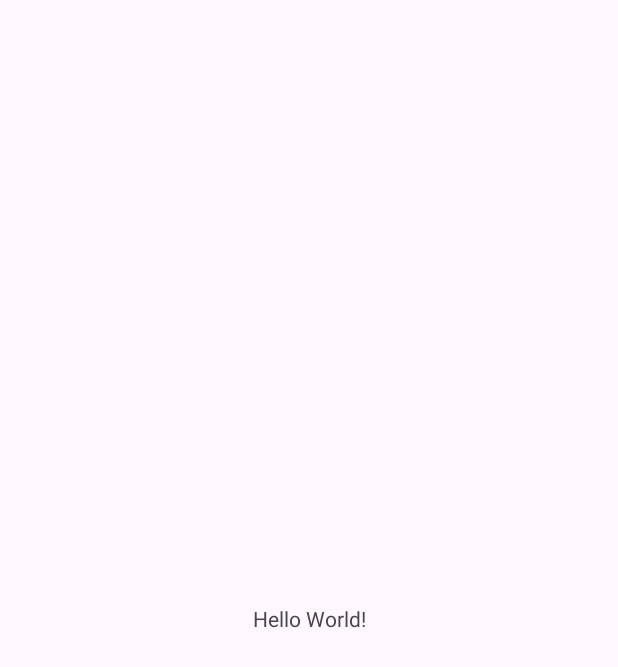
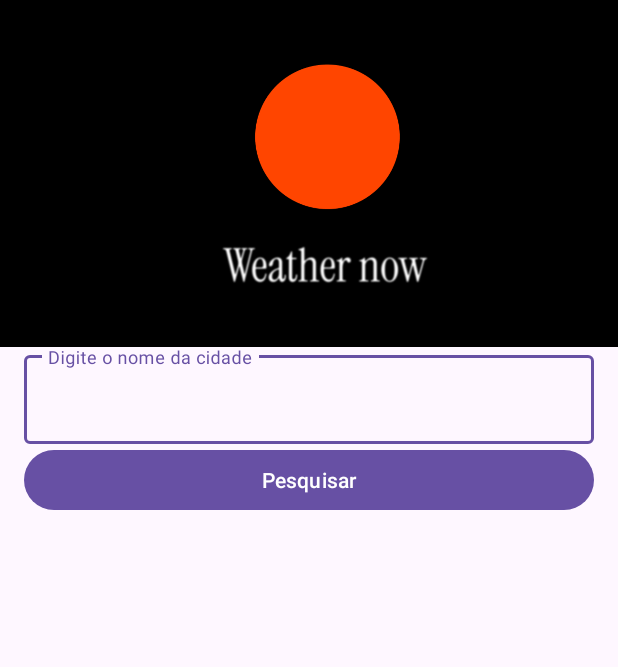
Before and after one commit to SamuelRocha91/kotlinWeatherApp, an Android app: the screen it shows after launch (MainActivity), on a phone screen of 412 x 824 dp. Before the commit the part shown is almost empty. Shown: the top 667 px of the screen. Run offline under Robolectric (Android 15) with nearby library versions, the phone set to English and light mode, and no system bars.

Commit message:
feat: cria layout da aplicação

```diff
--- a/app/src/main/res/layout/activity_main.xml
+++ b/app/src/main/res/layout/activity_main.xml
@@ -7,13 +7,101 @@
     android:layout_height="match_parent"
     tools:context=".MainActivity">
 
+    <ImageView
+        android:id="@+id/imageView5"
+        android:layout_width="0dp"
+        android:layout_height="0dp"
+        android:scaleType="centerCrop"
+        app:srcCompat="@drawable/logo"
+        app:layout_constraintTop_toTopOf="parent"
+        app:layout_constraintStart_toStartOf="parent"
+        app:layout_constraintEnd_toEndOf="parent"
+        app:layout_constraintDimensionRatio="1.78"
+        app:layout_constraintBottom_toTopOf="@id/textInputLayout"
+        android:layout_marginBottom="26dp" />
+
+    <!-- Campo de texto para entrada do usuário -->
+    <com.google.android.material.textfield.TextInputLayout
+        android:id="@+id/textInputLayout"
+        android:layout_width="0dp"
+        android:layout_height="wrap_content"
+        app:layout_constraintTop_toBottomOf="@id/imageView5"
+        app:layout_constraintStart_toStartOf="parent"
+        app:layout_constraintEnd_toEndOf="parent"
+        android:layout_marginHorizontal="16dp"
+        android:layout_marginBottom="16dp"
+        style="@style/Widget.MaterialComponents.TextInputLayout.OutlinedBox">
+
+        <com.google.android.material.textfield.TextInputEditText
+            android:id="@+id/input_city"
+            android:layout_width="match_parent"
+            android:layout_height="wrap_content"
+            android:layout_marginTop="10dp"
+            android:hint="Digite o nome da cidade"
+            android:inputType="text"
+            android:textColorHighlight="#070707"
+            android:textSize="18sp" />
+    </com.google.android.material.textfield.TextInputLayout>
+
+    <Button
+        android:id="@+id/search_btn"
+        android:layout_width="0dp"
+        android:layout_height="wrap_content"
+        android:text="Pesquisar"
+        app:layout_constraintTop_toBottomOf="@id/textInputLayout"
+        app:layout_constraintStart_toStartOf="parent"
+        app:layout_constraintEnd_toEndOf="parent"
+        android:layout_marginHorizontal="16dp"
+        android:layout_marginBottom="16dp" />
+
     <TextView
+        android:id="@+id/main_date_dt"
         android:layout_width="wrap_content"
         android:layout_height="wrap_content"
-        android:text="Hello World!"
-        app:layout_constraintBottom_toBottomOf="parent"
+        android:layout_marginTop="20dp"
+        android:textColor="#FF5722"
+        android:textSize="16sp"
         app:layout_constraintEnd_toEndOf="parent"
         app:layout_constraintStart_toStartOf="parent"
-        app:layout_constraintTop_toTopOf="parent" />
+        app:layout_constraintTop_toBottomOf="@+id/search_btn" />
+
+    <TextView
+        android:id="@+id/main_country_name"
+        android:layout_width="wrap_content"
+        android:layout_height="wrap_content"
+        android:textSize="18sp"
+        android:textStyle="bold"
+        app:layout_constraintEnd_toEndOf="parent"
+        app:layout_constraintStart_toStartOf="parent"
+        app:layout_constraintTop_toBottomOf="@+id/main_date_dt" />
+
+    <TextView
+        android:id="@+id/main_temp"
+        android:layout_width="wrap_content"
+        android:layout_height="wrap_content"
+        android:layout_marginTop="20dp"
+        android:textAlignment="center"
+        android:textSize="22sp"
+        android:textStyle="bold"
+        app:layout_constraintEnd_toEndOf="parent"
+        app:layout_constraintStart_toStartOf="parent"
+        app:layout_constraintTop_toBottomOf="@+id/main_country_name" />
+
+    <TextView
+        android:id="@+id/main_feels_live"
+        android:layout_width="wrap_content"
+        android:layout_height="wrap_content"
+        android:layout_marginTop="20dp"
+        app:layout_constraintEnd_toEndOf="parent"
+        app:layout_constraintStart_toStartOf="parent"
+        app:layout_constraintTop_toBottomOf="@+id/main_temp" />
+
+    <TextView
+        android:id="@+id/main_umidity"
+        android:layout_width="wrap_content"
+        android:layout_height="wrap_content"
+        app:layout_constraintEnd_toEndOf="parent"
+        app:layout_constraintStart_toStartOf="parent"
+        app:layout_constraintTop_toBottomOf="@+id/main_feels_live" />
 
 </androidx.constraintlayout.widget.ConstraintLayout>
```
